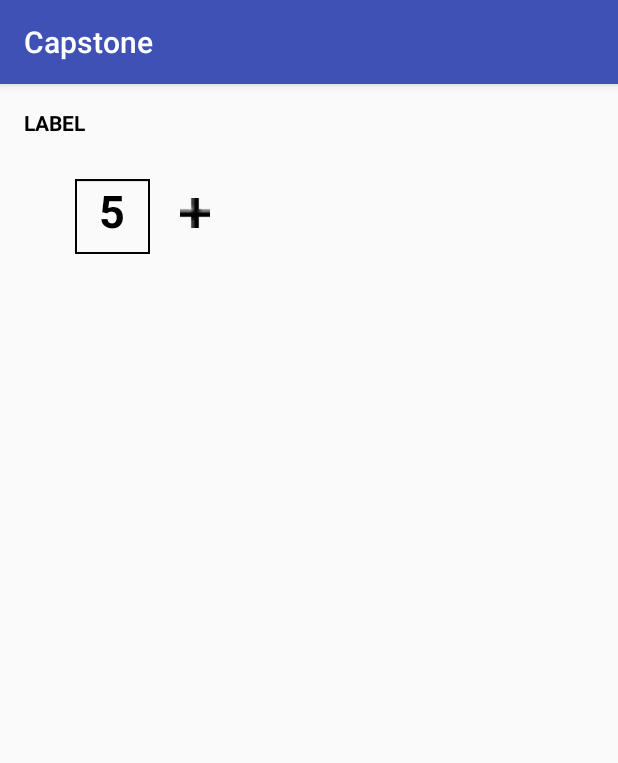
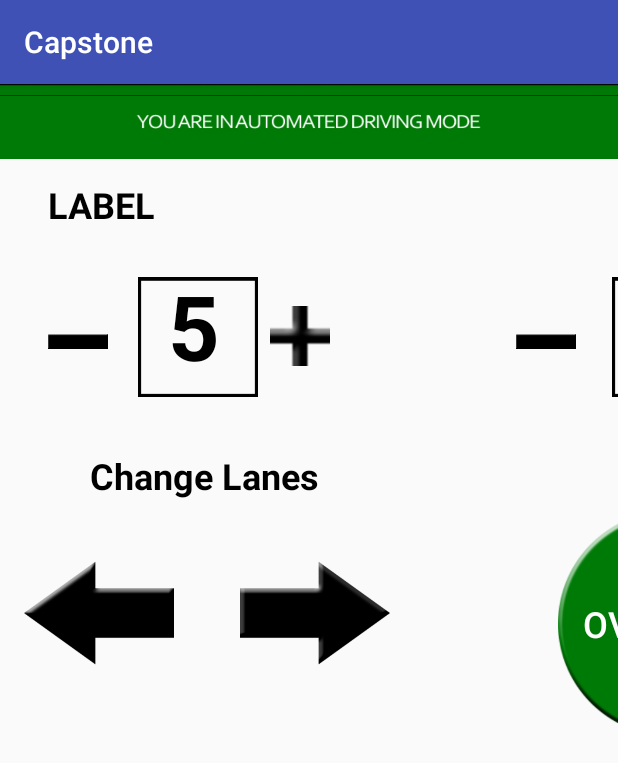
Before and after one commit to MoiraQ/CARRSQ, an Android app: the screen it shows after launch (MainActivity), on a phone screen of 412 x 824 dp. Shown: the top 763 px of the screen. Run offline under Robolectric (Android 15) with nearby library versions, the phone set to English and light mode, and no system bars.

Commit message:
Nav Layout First Draft Done
Missing map.

```diff
--- a/Capstone/app/src/main/res/layout/activity_main.xml
+++ b/Capstone/app/src/main/res/layout/activity_main.xml
@@ -9,14 +9,15 @@
     <TextView
         android:id="@+id/textView"
         android:layout_width="wrap_content"
-        android:layout_height="22dp"
-        android:layout_marginLeft="16dp"
-        android:layout_marginStart="16dp"
-        android:layout_marginTop="16dp"
+        android:layout_height="wrap_content"
+        android:layout_marginLeft="32dp"
+        android:layout_marginStart="32dp"
+        android:layout_marginTop="64dp"
         android:contentDescription="@string/follow_distance"
         android:text="@string/label"
         android:textAppearance="@style/TextAppearance.AppCompat.Button"
         android:textColor="@android:color/background_dark"
+        android:textSize="24sp"
         android:textStyle="bold"
         android:typeface="normal"
         android:visibility="visible"
@@ -27,40 +28,181 @@
 
     <Button
         android:id="@+id/button"
-        android:layout_width="20dp"
-        android:layout_height="20dp"
-        android:layout_marginLeft="120dp"
-        android:layout_marginStart="120dp"
-        android:layout_marginTop="76dp"
+        android:layout_width="40dp"
+        android:layout_height="40dp"
+        android:layout_marginLeft="180dp"
+        android:layout_marginStart="180dp"
+        android:layout_marginTop="148dp"
         android:background="@drawable/plus_button"
         android:visibility="visible"
         app:layout_constraintStart_toStartOf="parent"
         app:layout_constraintTop_toTopOf="parent" />
 
+    <ImageView
+        android:id="@+id/imageView2"
+        android:layout_width="40dp"
+        android:layout_height="40dp"
+        android:layout_marginLeft="32dp"
+        android:layout_marginStart="32dp"
+        android:layout_marginTop="56dp"
+        app:layout_constraintStart_toStartOf="parent"
+        app:layout_constraintTop_toBottomOf="@+id/textView"
+        app:srcCompat="@drawable/minus" />
+
     <TextView
         android:id="@+id/textView2"
         android:layout_width="wrap_content"
         android:layout_height="wrap_content"
-        android:layout_marginLeft="66dp"
-        android:layout_marginStart="66dp"
-        android:layout_marginTop="26dp"
+        android:layout_marginLeft="112dp"
+        android:layout_marginStart="112dp"
+        android:layout_marginTop="24dp"
         android:text="5"
         android:textColor="@android:color/background_dark"
-        android:textSize="30sp"
+        android:textSize="60sp"
         android:textStyle="bold"
         app:layout_constraintStart_toStartOf="parent"
         app:layout_constraintTop_toBottomOf="@+id/textView" />
 
     <ImageView
         android:id="@+id/imageView"
-        android:layout_width="50dp"
-        android:layout_height="50dp
-"
-        android:layout_marginLeft="50dp"
-        android:layout_marginStart="50dp"
-        android:layout_marginTop="25dp"
+        android:layout_width="80dp"
+        android:layout_height="80dp"
+        android:layout_marginLeft="92dp"
+        android:layout_marginStart="92dp"
+        android:layout_marginTop="32dp"
         app:layout_constraintStart_toStartOf="parent"
         app:layout_constraintTop_toBottomOf="@+id/textView"
         app:srcCompat="@drawable/contain" />
 
+    <Button
+        android:id="@+id/button2"
+        android:layout_width="150dp"
+        android:layout_height="150dp"
+        android:layout_marginLeft="372dp"
+        android:layout_marginStart="372dp"
+        android:layout_marginTop="76dp"
+        android:background="@drawable/circle"
+        android:text="Overtake"
+        android:textColor="@android:color/background_light"
+        android:textSize="24sp"
+        app:layout_constraintStart_toStartOf="parent"
+        app:layout_constraintTop_toBottomOf="@+id/imageView" />
+
+    <ImageView
+        android:id="@+id/imageView3"
+        android:layout_width="00dp"
+        android:layout_height="50dp"
+        android:background="@drawable/topbar"
+        app:layout_constraintStart_toStartOf="parent"
+        app:layout_constraintTop_toTopOf="parent"
+        app:srcCompat="@drawable/topbar" />
+
+    <TextView
+        android:id="@+id/textView4"
+        android:layout_width="wrap_content"
+        android:layout_height="wrap_content"
+        android:layout_marginLeft="420dp"
+        android:layout_marginStart="420dp"
+        android:layout_marginTop="64dp"
+        android:contentDescription="@string/follow_distance"
+        android:text="@string/label"
+        android:textAppearance="@style/TextAppearance.AppCompat.Button"
+        android:textColor="@android:color/background_dark"
+        android:textSize="24sp"
+        android:textStyle="bold"
+        android:typeface="normal"
+        android:visibility="visible"
+        app:fontFamily="sans-serif"
+        app:layout_constraintStart_toStartOf="parent"
+        app:layout_constraintTop_toTopOf="parent"
+        tools:text="Speed" />
+
+    <Button
+        android:id="@+id/button4"
+        android:layout_width="40dp"
+        android:layout_height="40dp"
+        android:layout_marginLeft="532dp"
+        android:layout_marginStart="532dp"
+        android:layout_marginTop="152dp"
+        android:background="@drawable/plus_button"
+        android:visibility="visible"
+        app:layout_constraintStart_toStartOf="parent"
+        app:layout_constraintTop_toTopOf="parent" />
+
+    <ImageView
+        android:id="@+id/imageView5"
+        android:layout_width="40dp"
+        android:layout_height="40dp"
+        android:layout_marginLeft="344dp"
+        android:layout_marginStart="344dp"
+        android:layout_marginTop="56dp"
+        app:layout_constraintStart_toStartOf="parent"
+        app:layout_constraintTop_toBottomOf="@+id/textView"
+        app:srcCompat="@drawable/minus" />
+
+    <TextView
+        android:id="@+id/textView6"
+        android:layout_width="wrap_content"
+        android:layout_height="wrap_content"
+        android:layout_marginLeft="420dp"
+        android:layout_marginStart="420dp"
+        android:layout_marginTop="24dp"
+        android:text="57"
+        android:textColor="@android:color/background_dark"
+        android:textSize="60sp"
+        android:textStyle="bold"
+        app:layout_constraintStart_toStartOf="parent"
+        app:layout_constraintTop_toBottomOf="@+id/textView" />
+
+    <ImageView
+        android:id="@+id/imageView1"
+        android:layout_width="80dp"
+        android:layout_height="80dp"
+        android:layout_marginLeft="408dp"
+        android:layout_marginStart="408dp"
+        android:layout_marginTop="32dp"
+        app:layout_constraintStart_toStartOf="parent"
+        app:layout_constraintTop_toBottomOf="@+id/textView"
+        app:srcCompat="@drawable/contain" />
+
+    <TextView
+        android:id="@+id/textView3"
+        android:layout_width="wrap_content"
+        android:layout_height="wrap_content"
+        android:layout_marginLeft="60dp"
+        android:layout_marginStart="60dp"
+        android:layout_marginTop="36dp"
+        android:text="Change Lanes"
+        android:textColor="@android:color/background_dark"
+        android:textSize="24sp"
+        android:textStyle="bold"
+        app:layout_constraintStart_toStartOf="parent"
+        app:layout_constraintTop_toBottomOf="@+id/imageView" />
+
+    <ImageButton
+        android:id="@+id/imageButton3"
+        android:layout_width="100dp"
+        android:layout_height="100dp"
+        android:layout_marginLeft="160dp"
+        android:layout_marginStart="160dp"
+        android:layout_marginTop="24dp"
+        android:background="@android:color/transparent"
+        android:scaleType="fitCenter"
+        app:layout_constraintStart_toStartOf="parent"
+        app:layout_constraintTop_toBottomOf="@+id/textView3"
+        app:srcCompat="@drawable/rightarrow" />
+
+    <ImageButton
+        android:id="@+id/imageButton4"
+        android:layout_width="100dp"
+        android:layout_height="100dp"
+        android:layout_marginLeft="16dp"
+        android:layout_marginStart="16dp"
+        android:layout_marginTop="24dp"
+        android:background="@android:color/transparent"
+        android:scaleType="fitCenter"
+        app:layout_constraintStart_toStartOf="parent"
+        app:layout_constraintTop_toBottomOf="@+id/textView3"
+        app:srcCompat="@drawable/leftarrow" />
+
 </android.support.constraint.ConstraintLayout>
```
Also changed, not shown: Capstone/app/src/main/res/drawable/circle.png (added), Capstone/app/src/main/res/drawable/leftarrow.png (added), Capstone/app/src/main/res/drawable/minus.png (added), Capstone/app/src/main/res/drawable/rightarrow.png (added), Capstone/app/src/main/res/drawable/topbar.png (added).
